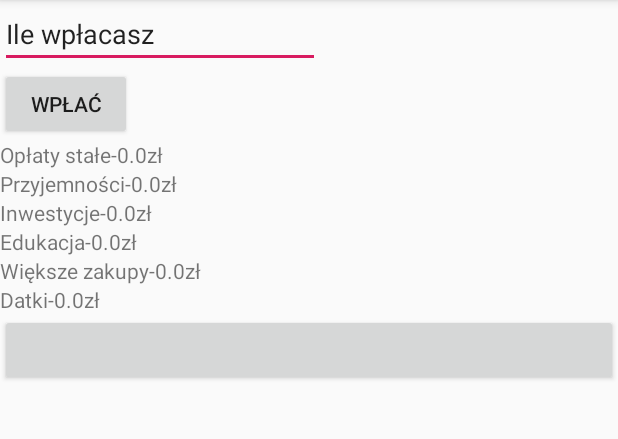
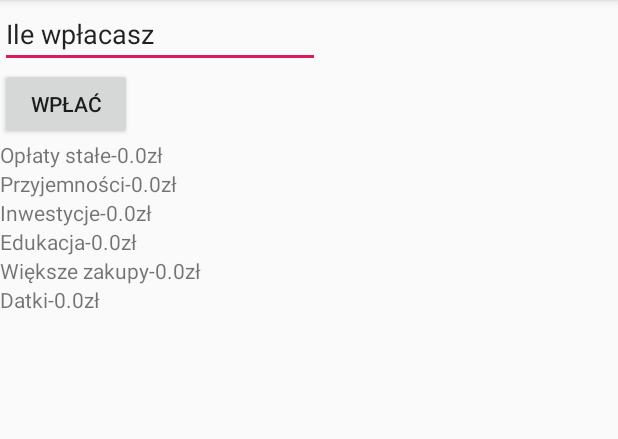
Before and after one commit to KwietniewskiD/6Jars_Project, an Android app: the screen it shows after launch (MainActivity), after a tap on "WPŁAĆ", on a phone screen of 412 x 824 dp, the part 84-523 px from its top. Run offline under Robolectric (Android 15) with nearby library versions, the light colour scheme and no system bars; 1 statement that could not run was skipped.

Commit message:
Revert "BETA (NIE DZIAŁA)"
This reverts commit 84c36b668d470c22137466362c1a3dcfc382d052.

```diff
--- a/Andoid/Szesoikw/app/src/main/AndroidManifest.xml
+++ b/Andoid/Szesoikw/app/src/main/AndroidManifest.xml
@@ -3,7 +3,6 @@
     package="com.wsbwaw.szescsloikow">
 
     <application
-        android:name=".BazaSloi"
         android:allowBackup="true"
         android:icon="@mipmap/ic_launcher"
         android:label="@string/app_name"
--- a/Andoid/Szesoikw/app/src/main/java/com/wsbwaw/szescsloikow/MainActivity.java
+++ b/Andoid/Szesoikw/app/src/main/java/com/wsbwaw/szescsloikow/MainActivity.java
@@ -1,7 +1,10 @@
 package com.wsbwaw.szescsloikow;
 
+import android.content.Context;
 import android.os.Bundle;
 import androidx.appcompat.app.AppCompatActivity;
+import android.view.View;
+import android.app.Activity;
 import android.view.View;
 import android.widget.Button;
 import android.widget.EditText;
@@ -11,7 +14,7 @@ import android.content.SharedPreferences;
 public class MainActivity extends AppCompatActivity {
 
     //utworzenie pliku zapisu
-    BazaSloi malaBaza = new BazaSloi();
+    SharedPreferences malaBaza;
 
 
 
@@ -27,7 +30,7 @@ public class MainActivity extends AppCompatActivity {
     @Override
     protected void onCreate(Bundle savedInstanceState) {
         super.onCreate(savedInstanceState);
-        setContentView(R.layout.activity_main);//otwarcie głównego frontu
+        setContentView(R.layout.activity_main);
 
         //przypisanie skrótów
         deposit=(EditText)findViewById(R.id.deposit);
@@ -38,36 +41,37 @@ public class MainActivity extends AppCompatActivity {
         zakupy=(TextView)findViewById(R.id.textValue5);
         datki=(TextView)findViewById(R.id.textValue6);
 
+        malaBaza = getSharedPreferences("plikZapisu", Context.MODE_PRIVATE);
 
         //Pobranie zapisanych wartości
-        if (malaBaza.zawiera("Jar1"))
+        if (malaBaza.contains("Jar1"))
         {
-            oplaty.setText(malaBaza.pobierzFloat("jar1", 0.0F)+"zł");
+            oplaty.setText(malaBaza.getFloat("jar1", 0.0F)+"zł");
         }
 
-        if (malaBaza.zawiera("Jar2"))
+        if (malaBaza.contains("Jar2"))
         {
-            przyjemnosci.setText(malaBaza.pobierzFloat("jar2", 0.0F)+"zł");
+            przyjemnosci.setText(malaBaza.getFloat("jar2", 0.0F)+"zł");
         }
 
-        if (malaBaza.zawiera("Jar3"))
+        if (malaBaza.contains("Jar3"))
         {
-            inwestycje.setText(malaBaza.pobierzFloat("jar3", 0.0F)+"zł");
+            inwestycje.setText(malaBaza.getFloat("jar3", 0.0F)+"zł");
         }
 
-        if (malaBaza.zawiera("Jar4"))
+        if (malaBaza.contains("Jar4"))
         {
-            edukacja.setText(malaBaza.pobierzFloat("jar4", 0.0F)+"zł");
+            edukacja.setText(malaBaza.getFloat("jar4", 0.0F)+"zł");
         }
 
-        if (malaBaza.zawiera("Jar5"))
+        if (malaBaza.contains("Jar5"))
         {
-            zakupy.setText(malaBaza.pobierzFloat("jar5", 0.0F)+"zł");
+            zakupy.setText(malaBaza.getFloat("jar5", 0.0F)+"zł");
         }
 
-        if (malaBaza.zawiera("Jar6"))
+        if (malaBaza.contains("Jar6"))
         {
-            datki.setText(malaBaza.pobierzFloat("jar6", 0.0F)+"zł");
+            datki.setText(malaBaza.getFloat("jar6", 0.0F)+"zł");
         }
 
 
@@ -77,9 +81,10 @@ public class MainActivity extends AppCompatActivity {
 
     }
 
-    //nowa metoda po kliknieciu przycisku zapisz
+    //nowa metoda
     public void onClickButtonAdd(View view)
     {
+        SharedPreferences.Editor editor = malaBaza.edit();
 
         d=Float.parseFloat(deposit.getText().toString()); //zmiana tekstu na liczbę
 
@@ -87,60 +92,56 @@ public class MainActivity extends AppCompatActivity {
         d10=d*0.1F;
         d5=d*0.05F;
 
-        if (malaBaza.zawiera("Jar1"))
+        if (malaBaza.contains("Jar1"))
         {
-            oplaty.setText(malaBaza.pobierzFloat("jar1", 0.0F)+d55+"zł");
+            oplaty.setText(malaBaza.getFloat("jar1", 0.0F)+d55+"zł");
         }
         else
         {
             oplaty.setText(d55+"zł");
-            malaBaza.zapiszFloat("Jar1", d55);
+            //zapiszdobazy
         }
 
-        if (malaBaza.zawiera("Jar2"))
+        if (malaBaza.contains("Jar2"))
         {
-            przyjemnosci.setText(malaBaza.pobierzFloat("jar2", 0.0F)+d10+"zł");
+            przyjemnosci.setText(malaBaza.getFloat("jar2", 0.0F)+d10+"zł");
         }
         else
         {
             przyjemnosci.setText(d10+"zł");
-            malaBaza.zapiszFloat("Jar2", d10);
         }
 
-        if (malaBaza.zawiera("Jar3"))
+        if (malaBaza.contains("Jar3"))
         {
-            inwestycje.setText(malaBaza.pobierzFloat("jar3", 0.0F)+d10+"zł");
+            inwestycje.setText(malaBaza.getFloat("jar3", 0.0F)+d10+"zł");
         }
         else
         {
             inwestycje.setText(d10+"zł");
-            malaBaza.zapiszFloat("Jar3", d10);
         }
 
-        if (malaBaza.zawiera("Jar4"))
+        if (malaBaza.contains("Jar4"))
         {
-            edukacja.setText(malaBaza.pobierzFloat("jar4", 0.0F)+d10+"zł");
+            edukacja.setText(malaBaza.getFloat("jar4", 0.0F)+d10+"zł");
         }
         else
         {
             edukacja.setText(d10+"zł");
-            malaBaza.zapiszFloat("Jar4", d10);
         }
 
-        if (malaBaza.zawiera("Jar5"))
+        if (malaBaza.contains("Jar5"))
         {
-            zakupy.setText(malaBaza.pobierzFloat("jar5", 0.0F)+d10+"zł");
+            zakupy.setText(malaBaza.getFloat("jar5", 0.0F)+d10+"zł");
         }
         else
         {
             zakupy.setText(d10+"zł");
-            malaBaza.zapiszFloat("Jar5", d10);
         }
 
 
-        if (malaBaza.zawiera("Jar6"))
+        if (malaBaza.contains("Jar6"))
         {
-            datki.setText(malaBaza.pobierzFloat("jar6", 0.0F)+d5+"zł");
+            datki.setText(malaBaza.getFloat("jar6", 0.0F)+d5+"zł");
         }
         else
         {
--- a/Andoid/Szesoikw/app/src/main/res/layout/activity_main.xml
+++ b/Andoid/Szesoikw/app/src/main/res/layout/activity_main.xml
@@ -146,13 +146,6 @@
                 android:text="0" />
         </LinearLayout>
 
-        <Button
-            android:id="@+id/refresh"
-            android:layout_width="match_parent"
-            android:layout_height="wrap_content"
-            android:onClick="refresh"/>
-            android:text="Button" />
-
     </LinearLayout>
 
 </androidx.constraintlayout.widget.ConstraintLayout>
```
Also changed, not shown: Andoid/Szesoikw/app/src/main/java/com/wsbwaw/szescsloikow/BazaSloi.java (+6 -17 lines).
